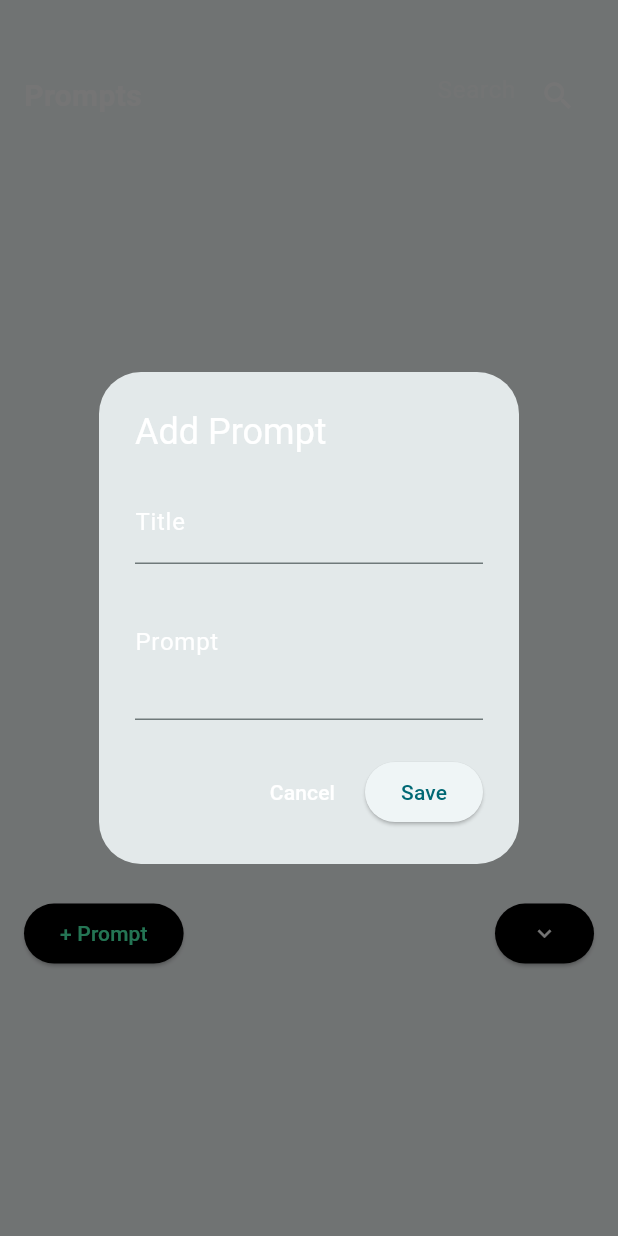
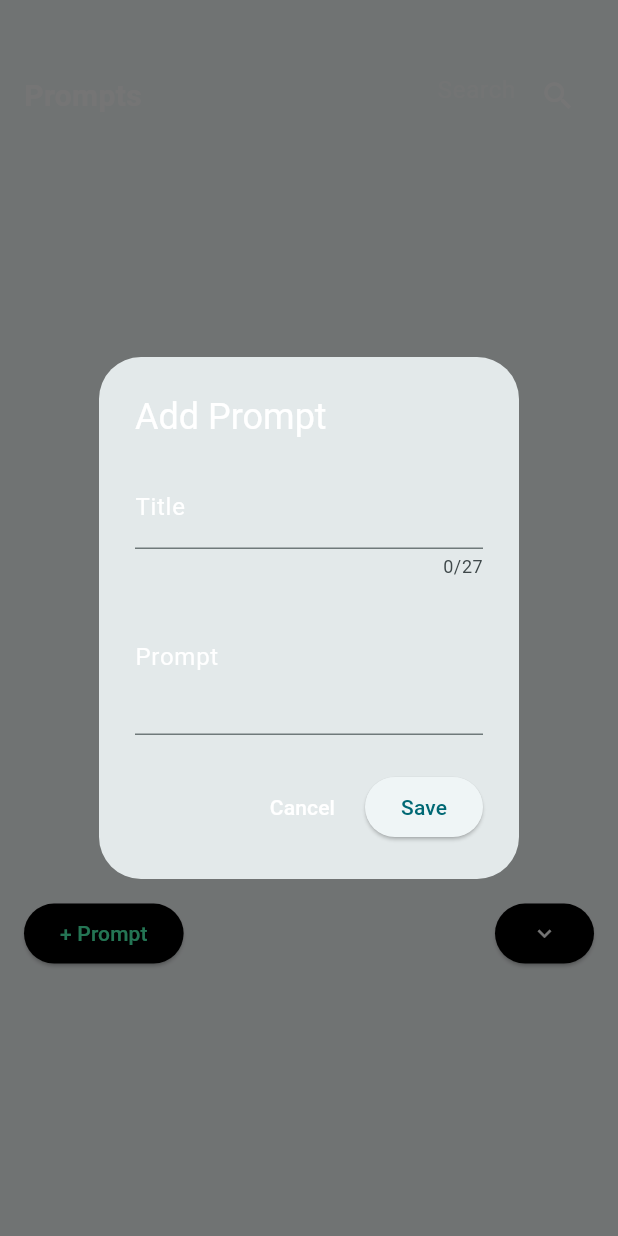
Before and after one commit to alexdredmon/crayeye, a Flutter app: the PromptsDrawer widget shown alone on an empty page, opened directly with empty values, after a tap on "+ Prompt", on a phone screen of 412 x 824 dp. Run offline on Flutter 3.47's test engine with Material 3 defaults, Android fonts, the phone set to English and light mode, and no system bars; our stand-ins replace audioplayers, camera, flutter_markdown, geolocator, permission_handler, share_plus and 2 more; accounts and stored records are empty.

Commit message:
Search input clear button, max prompt length

```diff
--- a/flutter/lib/config.dart
+++ b/flutter/lib/config.dart
@@ -16,13 +16,16 @@ const int MOOCH_REQUEST_PERIOD = 3600;
 
 List<Map<String, String>> defaultPrompts = [
   {'id': uuid.v4(), 'title': '🐦 What kind of bird is this? ', 'prompt': 'Do your best to identify or guess the type of bird(s) in this image.  Use all available information - clues as to what the location might be, the bird(s)\' apeparance, and the perceived time of year combined with the location.  Respond with a detailed markdown summary including any relevant link(s) for followup study.'},
+  {'id': uuid.v4(), 'title': '🎨 Art guide ', 'prompt': 'You are an expert art guide, ready to provide an in depth analysis.  Do a deep dive of the art in the focal point(s) of the provided image - give as much context as possible for potential influences and motivations for the piece(s) in view, formatting your detailed rundown in markdown with relevant resources and wikipedia links linked.  Even though you cannot be certain what the artist or exhibition space is, do your best given any visual context as well as the fact that the user is presently standing in the location latitude {location.lat} and longitude {location.long}.'},
   {'id': uuid.v4(), 'title': '⚖️ Calorie counter ', 'prompt': 'Identify the food in the image and estimate the calorie count - it is okay if you can\'t get ot exact or don\'t know for certain, feel free to give a range or make your best guess.  Respond first with the total caloric count of all food detected, then provide a detailed breakdown (using markdown to format and link to Wikipedia or other resources/references) of the caloric count estimation for each individual course and ingredient.  Do your best to guess what ingredients are in each item detected and feel free to make guesses.  If/when relevant you can also use the user\'s location to help with this request: latitude is {location.lat}, longitude is {location.long}.'},
   {'id': uuid.v4(), 'title': '🔬 What\'s this made of? ', 'prompt': 'Identify the items in the image to the best of your ability and itemize the things that make them up.  Detail each item and its ingredients and the ingredients\' atomic makeup and format your response in markdown.  Feel free to make guesses if you can\'t determine for certain.  Cite resources/references via markdown links (e.g. wikipedia).  If/when relevant you can also use the user\'s location to help with this request: latitude is {location.lat}, longitude is {location.long}.'},
   {'id': uuid.v4(), 'title': '👷‍♀️ Who made this? ', 'prompt': 'Who made the thing(s) in the image?  Focus on whatever the focal point is.  Use any and all clues to help and be as descriptive as possible, formatting your response in markdown and including any relevant links to Wikipedia or other sources.  You can also use the user\'s location to help with this request: latitude is {location.lat}, longitude is {location.long}.'},
   {'id': uuid.v4(), 'title': '📍 Where am I? ', 'prompt': 'Try to deterine where you are based on this image - do as best as you can even if it seems impossible.  Try to be specific about where you are, lean into generalization about the sights, materials, colors, etc. that you see.  You can also use the user\'s location to help with this request: latitude is {location.lat}, longitude is {location.long}.'},
   {'id': uuid.v4(), 'title': '📚 Extract keywords ', 'prompt': 'Analyze the following scene and return only a list of keywords for items/concepts you find in the scene.  Keywords should be separated by commas and ordered by their relevance to the scene.  Return nothing but these keywords, say nothing else in your response.'},
   {'id': uuid.v4(), 'title': '🐈 Is it a cat? ', 'prompt': 'Is this an image of a cat?  Only respond yes or no.'},
-  {'id': uuid.v4(), 'title': '🤷‍♀️ What is this? ', 'prompt': 'Identify the thing(s) in the image with a focus on whatever the focal point is.  Use any and all clues to help and be as descriptive as possible, formatting your response in markdown and including any relevant links to Wikipedia or other sources.  You can also use the user\'s location to help with this request: latitude is {location.lat}, longitude is {location.long}.'},
+  {'id': uuid.v4(), 'title': '👏 What do I do w my hands? ', 'prompt': 'Looking at the provided image, please provide at least three suggestions of things one might do with their hands in the pictured location. Return your response in a markdown formatted list with links to Wikipedia and relevant resources. You can use the user’s location to help with your answer but you should primarily focus on the scene and description of the image for your suggestions - the user is at latitude {location.lat} and longitude {location.long}. Each of your suggestions should be prefaced by a two-emoji combo representing the suggestion, with one of the two emojis being some form of hand emoji. For example, if the suggestion was to disco dance you could do 👈🕺 Disco dance…'},
+  {'id': uuid.v4(), 'title': '👃 Name that smell ', 'prompt': 'Try to identify what smell(s) the item(s) in the focal point of this image might have. be descriptive and list results in markdown with markdown links to Wikipedia or other resources'},
+  {'id': uuid.v4(), 'title': '🔊 What sound does it make? ', 'prompt': 'Analyze the image and do your best to determine what sound(s) the item(s) in the focal point might make. be as accurate and specific as possible but guess if you have to - don’t tell me you can’t if it’s impossible, just do your best to ad lib. think improv: yes, and. respond using markdown with a list of the following:\nitem name\nphonetic onamonapeia of noise\ndescription of noise\n\nYou can also use the user\'s location and orientation to help with this request: latitude is {location.lat}, longitude is {location.long}.'},
 ];
 
 // Add this class to represent a favorite item
--- a/flutter/lib/prompt_dialogs.dart
+++ b/flutter/lib/prompt_dialogs.dart
@@ -27,6 +27,7 @@ void showAddPromptDialog(BuildContext context, Function(String, String, String)
               onChanged: (value) {
                 newTitle = value;
               },
+              maxLength: 27,
             ),
             TextField(
               style: const TextStyle(color: Colors.white),
@@ -103,6 +104,7 @@ void showEditPromptDialog(
               onChanged: (value) {
                 updatedTitle = value;
               },
+              maxLength: 27,
             ),
             const SizedBox(height: 16),
             TextField(
--- a/flutter/lib/prompts_drawer.dart
+++ b/flutter/lib/prompts_drawer.dart
@@ -64,13 +64,19 @@ class _PromptsDrawerState extends State<PromptsDrawer> {
   void initState() {
     super.initState();
     _prompts = List.from(widget.prompts);
+    _searchFocusNode.addListener(_onSearchFocusChange);
   }
 
   @override
   void dispose() {
     _searchController.dispose();
+    _searchFocusNode.removeListener(_onSearchFocusChange);
     _searchFocusNode.dispose();
     super.dispose();
+  }
+
+  void _onSearchFocusChange() {
+    setState(() {});
   }
 
   void _updateSearchText(String searchText) {
@@ -129,7 +135,12 @@ class _PromptsDrawerState extends State<PromptsDrawer> {
                         hintText: 'Search',
                         hintStyle: TextStyle(color: Colors.white54),
                         border: InputBorder.none,
-                        suffixIcon: Icon(Icons.search, color: Colors.white),
+                        suffixIcon: _searchFocusNode.hasFocus
+                            ? IconButton(
+                                icon: Icon(Icons.clear, color: Colors.white),
+                                onPressed: _clearSearchText,
+                              )
+                            : Icon(Icons.search, color: Colors.white),
                       ),
                     ),
                   ),
--- a/flutter/pubspec.yaml
+++ b/flutter/pubspec.yaml
@@ -16,7 +16,7 @@ publish_to: 'none' # Remove this line if you wish to publish to pub.dev
 # https://developer.apple.com/library/archive/documentation/General/Reference/InfoPlistKeyReference/Articles/CoreFoundationKeys.html
 # In Windows, build-name is used as the major, minor, and patch parts
 # of the product and file versions while build-number is used as the build suffix.
-version: 1.0.76+1
+version: 1.0.78+1
 
 environment:
   sdk: '>=3.3.2 <4.0.0'
```
